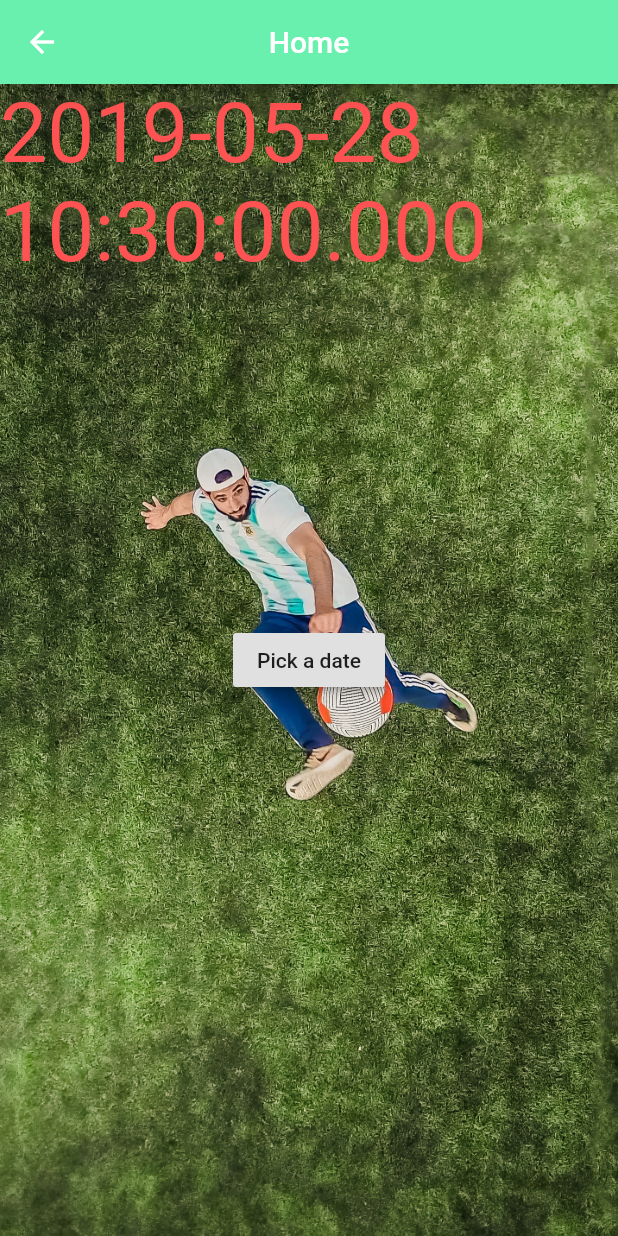
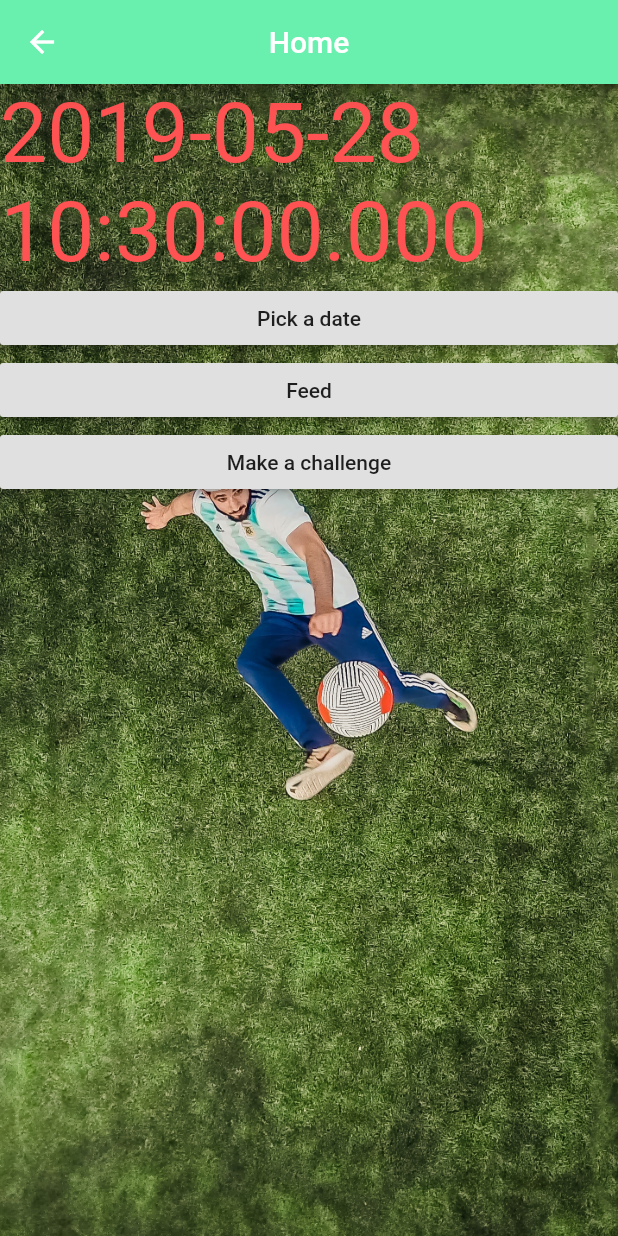
Before and after one commit to udith-shalinda/booking_app, a Flutter app: the PickDate screen opened directly, on a phone screen of 412 x 824 dp. Run offline on Flutter 3.47's test engine with Material 2 defaults, Android fonts, the phone set to English and light mode, and no system bars; our stand-ins replace firebase_auth, firebase_database, google_sign_in; accounts and stored records are empty.

Commit message:
feed button added

```diff
--- a/lib/ui/home.dart
+++ b/lib/ui/home.dart
@@ -1,6 +1,5 @@
 import 'package:flutter/material.dart';
 
-import './signuppage.dart';
 import './Date.dart';
 
 class PickDate extends StatefulWidget {
@@ -30,18 +29,30 @@ class _PickDateState extends State<PickDate> {
             ),
           ),
           new Center(
-            child: new RaisedButton(
-              onPressed:()=> _selectDate(context),
-              child: new Text("Pick a date"),
-            ),
-          ),
+            child:new ListView(
+              children: <Widget>[
                 new Text(
                   "$selectedDate",
                   style: new TextStyle(
                       fontSize: 56,
                       color: Colors.redAccent
                   ),
+                ),
+                new RaisedButton(
+                  onPressed:()=> _selectDate(context),
+                  child: new Text("Pick a date"),
+                ),
+                new RaisedButton(
+                  onPressed:()=> _selectDate(context),
+                  child: new Text("Feed"),
+                ),
+                new RaisedButton(
+                  onPressed:()=> _selectDate(context),
+                  child: new Text("Make a challenge"),
+                ),
+              ],
           )
+          ),
         ],
       ),
     );
--- a/lib/ui/signuppage.dart
+++ b/lib/ui/signuppage.dart
@@ -5,7 +5,6 @@ import 'package:google_sign_in/google_sign_in.dart';
 
 import 'dart:async';
 
-import './home.dart';
 import './userDetails.dart';
 
 final FirebaseDatabase database = FirebaseDatabase.instance;
```
Also changed, not shown: lib/ui/feed.dart (added, +13 -0 lines), lib/ui/userDetails.dart (+7 -0 lines). Lines whose indentation alone changed are shown as unchanged.
